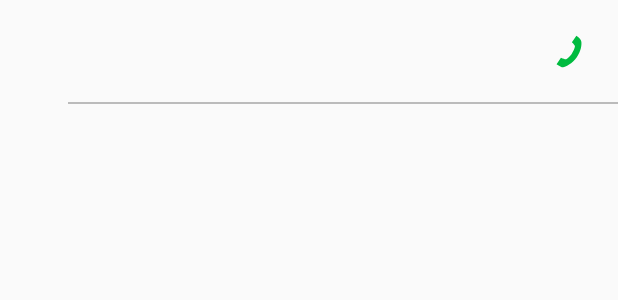
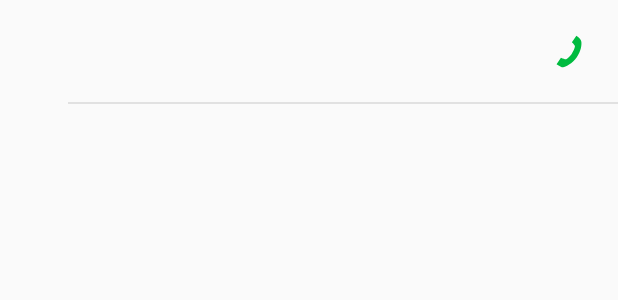
Before and after one commit to mozilla9025/WebRtcClient, an Android app: the layout item_contact.xml on its own in the app's theme, with its tools: preview values and no code run, on a phone screen of 412 x 824 dp. Shown: the top 300 px of the screen. Run offline under Robolectric (Android 15) with nearby library versions, the light colour scheme and no system bars; network calls fail.

Commit message:
divider added

```diff
--- a/app/src/main/res/layout/item_contact.xml
+++ b/app/src/main/res/layout/item_contact.xml
@@ -58,7 +58,7 @@
     <View
         android:layout_width="@dimen/dp0"
         android:layout_height="@dimen/dp1"
-        android:background="@color/lightGray"
+        android:background="@color/transparent_white"
         app:layout_constraintBottom_toBottomOf="parent"
         app:layout_constraintEnd_toEndOf="parent"
         app:layout_constraintStart_toStartOf="parent" />
```
